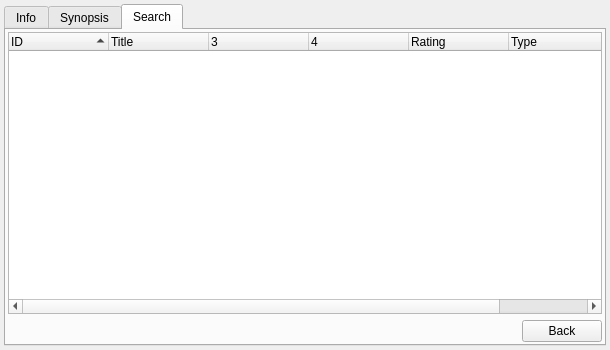
This is wiitdbwindow.ui in giantpune/qtwitgui as Qt 5 draws it before an edit. The edited form follows.
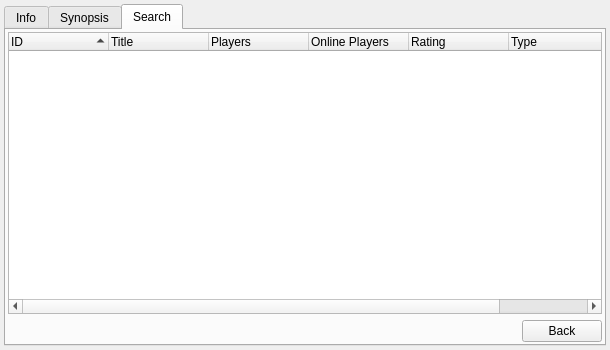
This is the edited form. The open tabs and pages were chosen to show the change. Icons and pictures are not drawn.

Commit message: * change margins to allow more stuff to fit in most of the different windows

What changed in the file:
```diff
--- a/wiitdbwindow.ui
+++ b/wiitdbwindow.ui
@@ -1643,6 +1643,9 @@
            </property>
            <item row="1" column="0">
             <widget class="QTreeWidget" name="treeWidget">
+             <property name="alternatingRowColors">
+              <bool>true</bool>
+             </property>
              <property name="sortingEnabled">
               <bool>true</bool>
              </property>
@@ -1661,7 +1664,7 @@
              </column>
              <column>
               <property name="text">
-               <string notr="true"/>
+               <string notr="true">Players</string>
               </property>
               <property name="icon">
                <iconset resource="resources.qrc">
@@ -1670,7 +1673,7 @@
              </column>
              <column>
               <property name="text">
-               <string notr="true"/>
+               <string notr="true">Online Players</string>
               </property>
               <property name="icon">
                <iconset resource="resources.qrc">
```
Left out of the diff: 9 changed lines with no effect on the pictures. The commit also changes 4 other files.
